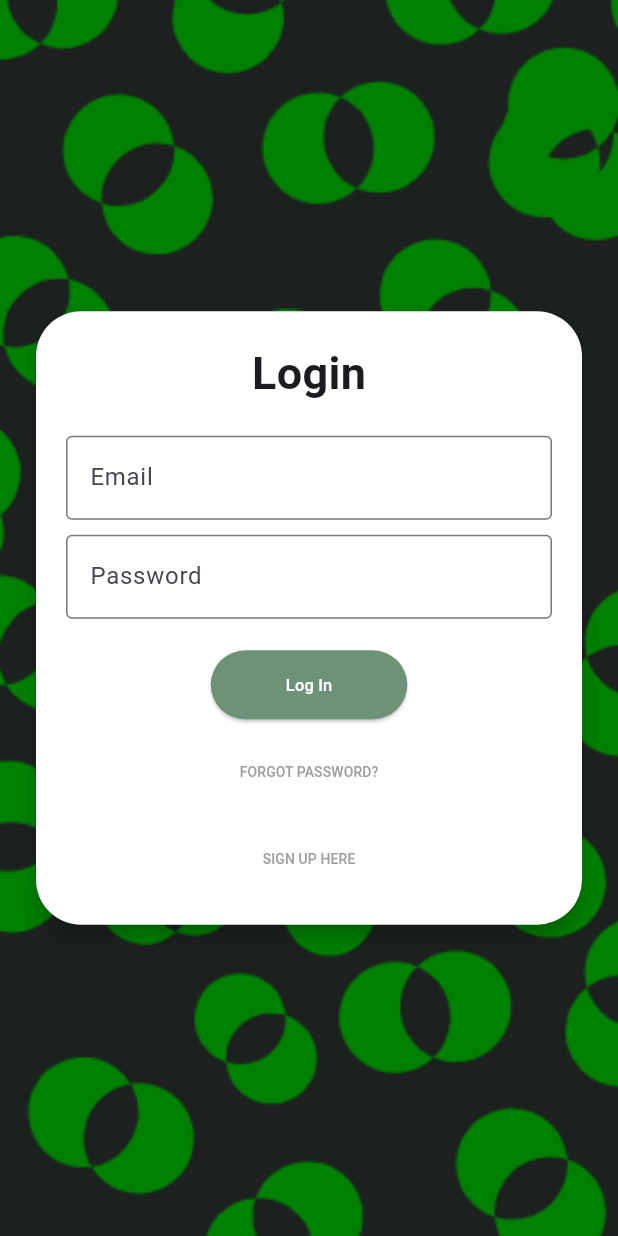
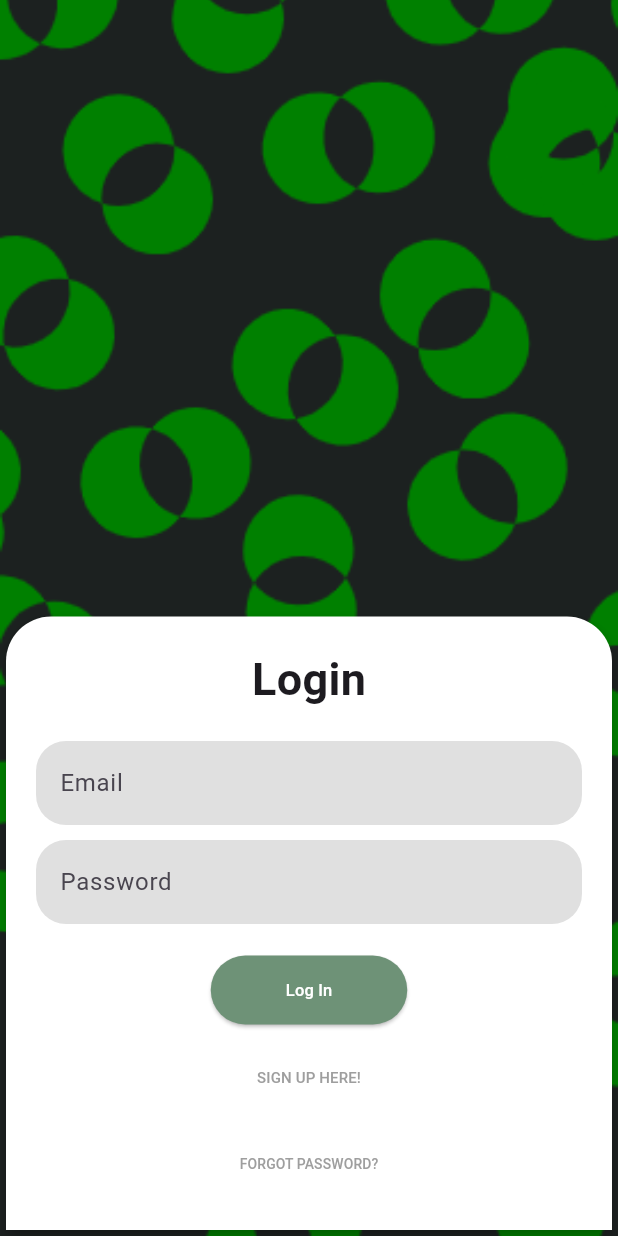
Before and after one commit to mrzaazhar/ThatsFit, a Flutter app: the screen it shows after launch, on a phone screen of 412 x 824 dp. Run offline on Flutter 3.47's test engine with Material 3 defaults, Android fonts, the phone set to English and light mode, and no system bars; our stand-ins replace firebase_auth, firebase_core; accounts and stored records are empty; Roboto replaces fonts that are missing (DM Sans, Poppins Bold, aileron).

Commit message:
edit card on  login page

```diff
--- a/lib/main.dart
+++ b/lib/main.dart
@@ -50,17 +50,28 @@ class LoginPage extends StatelessWidget {
         decoration: BoxDecoration(
           color: Colors.black,
           image: DecorationImage(
-            image: AssetImage('assets/background.png'), // Add your background image here
+            image: AssetImage(
+                'assets/background.png'), // Add your background image here
             fit: BoxFit.cover,
           ),
         ),
-        child: Center(
-          child: Padding(
-            padding: const EdgeInsets.all(20.0),
+        child: Column(
+          children: [
+            // Upper half for background image
+            Expanded(
+              flex: 1, // This takes half of the screen
+              child: Container(),
+            ),
+            // Lower half for the card
+            Expanded(
+              flex: 0, // This takes the other half of the screen
+              child: Container(
+                margin: EdgeInsets.zero, // Remove any margin
                 child: Card(
                   color: Colors.white,
                   shape: RoundedRectangleBorder(
-                borderRadius: BorderRadius.circular(30),
+                    borderRadius: BorderRadius.vertical(
+                        top: Radius.circular(30)), // Rounded top corners
                   ),
                   elevation: 5,
                   child: Padding(
@@ -78,20 +89,37 @@ class LoginPage extends StatelessWidget {
                         ),
                         SizedBox(height: 20),
                         TextField(
-                      controller: _emailController, // Use the controller here
+                          controller: _emailController,
                           decoration: InputDecoration(
                             labelText: 'Email',
-                        border: OutlineInputBorder(),
+                            labelStyle: TextStyle(
+                              fontFamily: 'DM Sans',
+                            ),
+                            filled: true, // Enable fill color
+                            fillColor: Color(0xFFE0E0E0), // Set fill color
+                            border: OutlineInputBorder(
+                              borderRadius:
+                                  BorderRadius.circular(20), // Circular border
+                              borderSide: BorderSide.none, // Remove border line
+                            ),
                           ),
                         ),
                         SizedBox(height: 10),
                         TextField(
-                      controller:
-                          _passwordController, // Use the controller here
+                          controller: _passwordController,
                           obscureText: true,
                           decoration: InputDecoration(
                             labelText: 'Password',
-                        border: OutlineInputBorder(),
+                            labelStyle: TextStyle(
+                              fontFamily: 'DM Sans',
+                            ),
+                            filled: true, // Enable fill color
+                            fillColor: Color(0xFFE0E0E0), // Set fill color
+                            border: OutlineInputBorder(
+                              borderRadius:
+                                  BorderRadius.circular(20), // Circular border
+                              borderSide: BorderSide.none, // Remove border line
+                            ),
                           ),
                         ),
                         SizedBox(height: 20),
@@ -99,30 +127,18 @@ class LoginPage extends StatelessWidget {
                           onPressed: () {
                             _login(context);
                           },
-                      child: Text('Log In',
+                          child: Text(
+                            'Log In',
                             style: TextStyle(
                               fontSize: 11,
-                        fontFamily: 'Poppins Bold',
+                              fontFamily: 'DM Sans',
                               color: Colors.white,
                             ),
                           ),
                           style: ElevatedButton.styleFrom(
                             backgroundColor: Color(0xFF6e9277), // Button color
-                        padding:
-                            EdgeInsets.symmetric(horizontal: 50, vertical: 15),
-                      ),
-                    ),
-                    SizedBox(height: 10),
-                    TextButton(
-                      onPressed: () {
-                        // Handle forgot password action
-                      },
-                      child: Text('FORGOT PASSWORD?',
-                        style: TextStyle(
-                          fontSize: 9.3,
-                          fontFamily: 'DM Sans',
-                          color: Colors.grey,
-                         ),
+                            padding: EdgeInsets.symmetric(
+                                horizontal: 50, vertical: 15),
                           ),
                         ),
                         SizedBox(height: 10),
@@ -135,7 +151,22 @@ class LoginPage extends StatelessWidget {
                                       SignUpPage()), // Navigate to SignUpPage
                             );
                           },
-                      child: Text('SIGN UP HERE',
+                          child: Text(
+                            'SIGN UP HERE!',
+                            style: TextStyle(
+                              fontSize: 10,
+                              fontFamily: 'DM Sans',
+                              color: Colors.grey,
+                            ),
+                          ),
+                        ),
+                        SizedBox(height: 10),
+                        TextButton(
+                          onPressed: () {
+                            // Handle forgot password action
+                          },
+                          child: Text(
+                            'FORGOT PASSWORD?',
                             style: TextStyle(
                               fontSize: 9.3,
                               fontFamily: 'DM Sans',
@@ -148,6 +179,8 @@ class LoginPage extends StatelessWidget {
                   ),
                 ),
               ),
+            ),
+          ],
         ),
       ),
     );
```
Also changed, not shown: 1 other file. Lines whose indentation alone changed are shown as unchanged.
